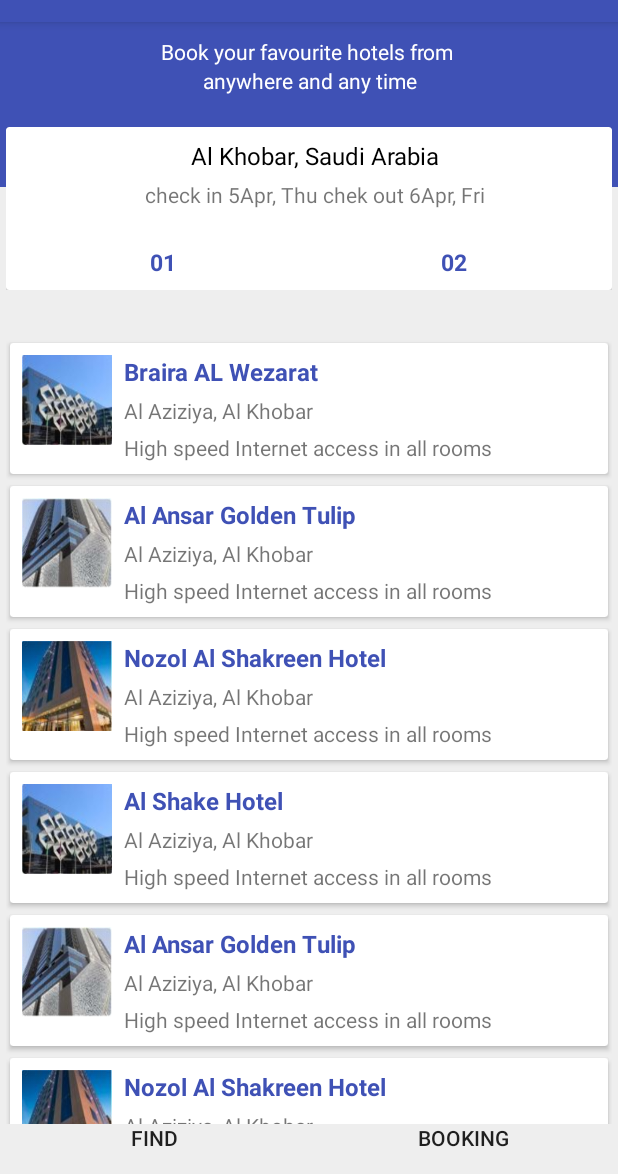
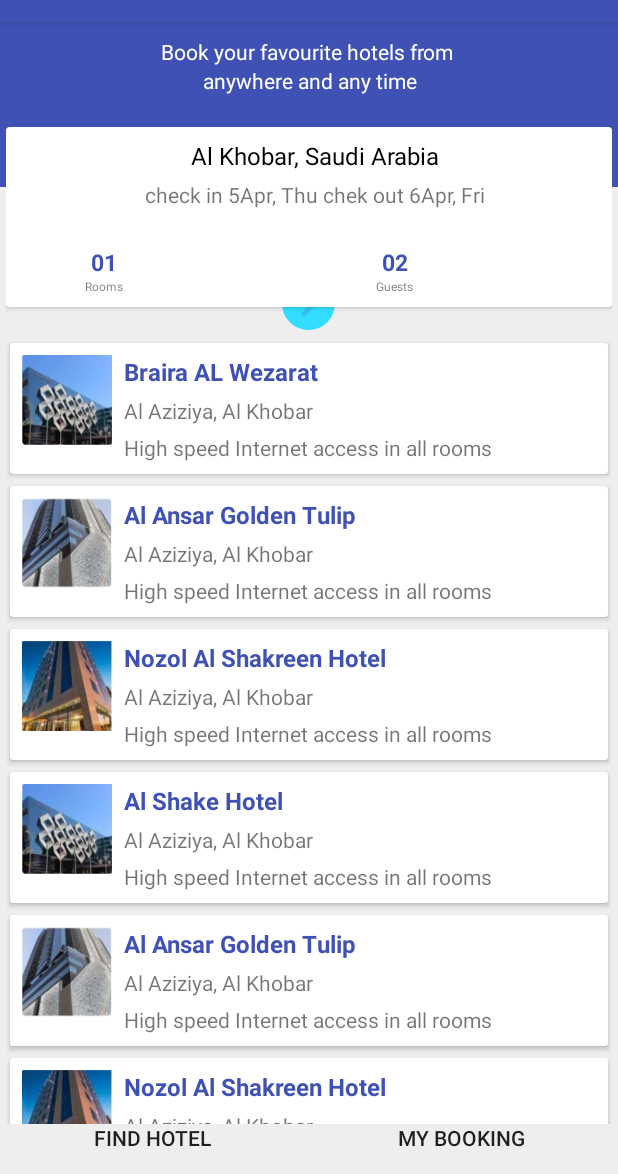
Before and after one commit to Arunpayyeri/D1, an Android app: the screen it shows after launch (MainActivity), on a phone screen of 412 x 824 dp, the part 62-1236 px from its top. Run offline under Robolectric (Android 15) with nearby library versions, the phone set to English and light mode, and no system bars.

Commit message:
Second commit

```diff
--- /dev/null
+++ b/app/src/main/res/drawable/roundcorner.xml
@@ -0,0 +1,6 @@
+<?xml version="1.0" encoding="utf-8"?>
+<shape android:shape="oval" xmlns:android="http://schemas.android.com/apk/res/android">
+
+    <solid android:color="#33DDFF" />
+    <corners android:radius="4dp" />
+</shape>
--- a/app/src/main/res/layout/activity_main.xml
+++ b/app/src/main/res/layout/activity_main.xml
@@ -33,7 +33,8 @@
     android:paddingStart="@dimen/margin_4">
     <android.support.v7.widget.CardView
         android:layout_width="match_parent"
-        android:layout_height="wrap_content">
+        android:layout_height="wrap_content"
+        android:id="@+id/crdview">
         <RelativeLayout
             android:layout_width="match_parent"
             android:layout_height="wrap_content"
@@ -101,13 +102,70 @@
                 android:layout_width="match_parent"
                 android:layout_height="wrap_content"
                 android:layout_below="@+id/relativeLayout"
+                android:id="@+id/linlay"
                 android:orientation="vertical">
                 <LinearLayout
                     android:layout_width="match_parent"
                     android:layout_height="wrap_content"
                     android:orientation="horizontal"
-                    android:weightSum="1">
+                    android:weightSum="1"
+                   >
+                    <LinearLayout
+                        android:layout_width="wrap_content"
+                        android:layout_height="wrap_content"
+                        android:orientation="vertical"
+                        android:gravity="center"
+                        android:layout_weight=".5">
+
                         <TextView
+                            android:layout_width="wrap_content"
+                            android:layout_height="wrap_content"
+                            android:textStyle="bold"
+                            android:textColor="@color/colorPrimary"
+                            android:gravity="center"
+                            android:textSize="15dp"
+                            android:text="01" />
+                        <TextView
+                            android:layout_width="wrap_content"
+                            android:layout_height="wrap_content"
+                            android:textSize="8dp"
+                            android:text="Rooms"/>
+
+                    </LinearLayout>
+<!--
+                    <ImageView
+                        android:layout_width="70dp"
+                        android:layout_height="70dp"
+                        android:layout_below="@+id/linlay"
+                        android:layout_centerHorizontal="true"
+                        android:layout_marginTop="-10dp"
+                        android:src="@drawable/ic_next" />
+-->
+                    <LinearLayout
+                        android:layout_width="184dp"
+                        android:layout_height="match_parent"
+                        android:layout_weight=".5"
+                        android:gravity="center"
+                        android:orientation="vertical">
+
+                        <TextView
+                            android:layout_width="wrap_content"
+                            android:layout_height="wrap_content"
+                            android:gravity="center"
+                            android:text="02"
+                            android:textColor="@color/colorPrimary"
+                            android:textSize="15dp"
+                            android:textStyle="bold" />
+
+                        <TextView
+                            android:layout_width="wrap_content"
+                            android:layout_height="wrap_content"
+                            android:text="Guests"
+                            android:textSize="8dp" />
+                    </LinearLayout>
+
+
+                    <!--  <TextView
                           android:layout_width="wrap_content"
                           android:layout_height="wrap_content"
                           android:text="01"
@@ -125,11 +183,19 @@
                           android:textStyle="bold"
                           android:text="02"
                           android:textSize="15dp"
-                        android:layout_weight=".5"/>
+                          android:layout_weight=".5"/>-->
                 </LinearLayout>
             </LinearLayout>
         </RelativeLayout>
     </android.support.v7.widget.CardView>
+    <ImageView
+        android:layout_width="35dp"
+        android:layout_height="35dp"
+        android:layout_below="@+id/crdview"
+        android:layout_centerHorizontal="true"
+        android:background="@drawable/roundcorner"
+        android:layout_marginTop="-20dp"
+        android:src="@drawable/ic_next" />
 
 </RelativeLayout>
     <RelativeLayout
@@ -165,14 +231,14 @@ android:layout_gravity="bottom"
             style="@style/Base.Widget.AppCompat.Button.Borderless"
             android:id="@+id/btnfind"
             android:layout_weight=".5"
-            android:text="Find"/>
+            android:text="Find Hotel"/>
         <Button
             android:layout_width="wrap_content"
             android:layout_height="wrap_content"
             style="@style/Base.Widget.AppCompat.Button.Borderless"
             android:id="@+id/btnbook"
             android:layout_weight=".5"
-            android:text="Booking"/>
+            android:text="My Booking"/>
     </LinearLayout>
 
 
```
Also changed, not shown: app/src/main/res/drawable-hdpi/ic_next.png (added), app/src/main/res/drawable-mdpi/ic_next.png (added), app/src/main/res/drawable-xhdpi/ic_next.png (added), app/src/main/res/drawable-xxhdpi/ic_next.png (added). Lines whose indentation alone changed are shown as unchanged.
